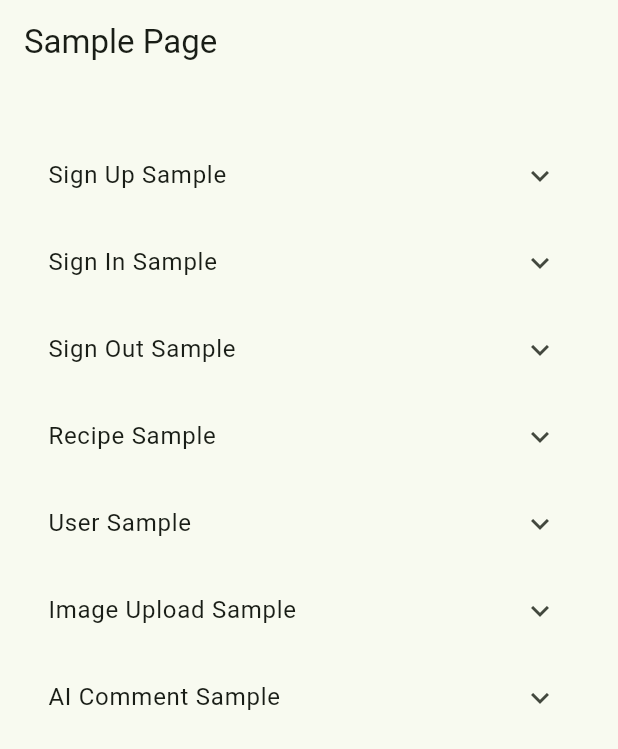
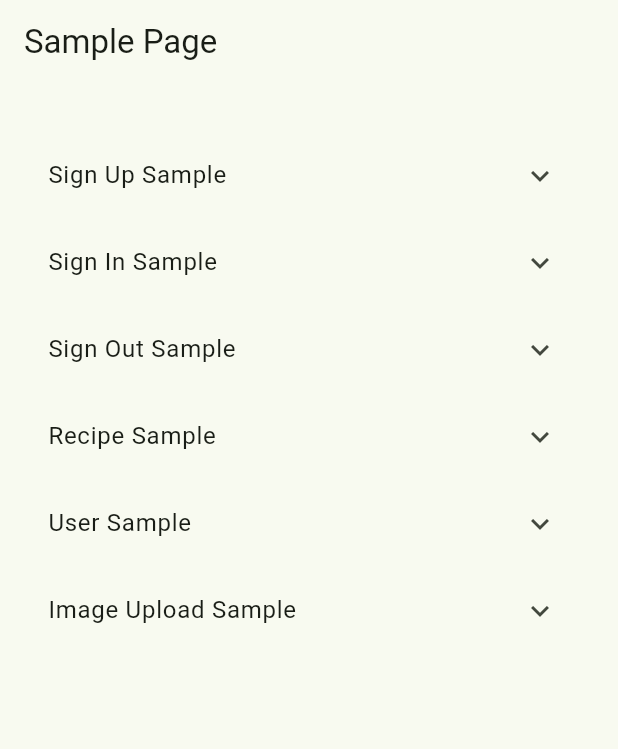
Before and after one commit to shinonome-inc/yumemi-pg-hackathon-team4, a Flutter app: the screen it shows after launch, on a phone screen of 412 x 824 dp. Shown: the top 749 px of the screen. Run offline on Flutter 3.47's test engine with Material 3 defaults, Android fonts, the phone set to English and light mode, and no system bars; our stand-ins replace cloud_firestore, firebase_auth, firebase_core, firebase_storage, flutter_dotenv, flutter_riverpod and 7 more; missing offline and left inert: flutter_app_info; accounts and stored records are empty; generated files the repository leaves out were written again.

Commit message:
不要なSampleを削除

```diff
--- a/client/lib/pages/sample/sample_page.dart
+++ b/client/lib/pages/sample/sample_page.dart
@@ -1,10 +1,8 @@
-import 'package:client/constants/mock_data.dart';
 import 'package:client/pages/sample/sample_notifier.dart';
 import 'package:client/pages/sample/sample_recipe_view.dart';
 import 'package:client/pages/sample/sample_sign_in_view.dart';
 import 'package:client/pages/sample/sample_sign_up_view.dart';
 import 'package:client/services/auth_service.dart';
-import 'package:client/services/gemini_service.dart';
 import 'package:flutter/material.dart';
 import 'package:flutter_riverpod/flutter_riverpod.dart';
 
@@ -118,23 +116,6 @@ class _SamplePageState extends ConsumerState<SamplePage> {
                     ),
                   ],
                 ),
-                ExpansionTile(
-                  title: const Text('AI Comment Sample'),
-                  children: <Widget>[
-                    ElevatedButton(
-                      onPressed: () async {
-                        final inputText = '${recipes.first.toJson()}';
-                        print('input text');
-                        final comment =
-                            await GeminiService.instance.generateMessage(
-                          inputText: inputText,
-                        );
-                        print(comment);
-                      },
-                      child: const Text('コメントを生成'),
-                    ),
-                  ],
-                ),
                 const SizedBox(height: 64),
               ],
             ),
```
